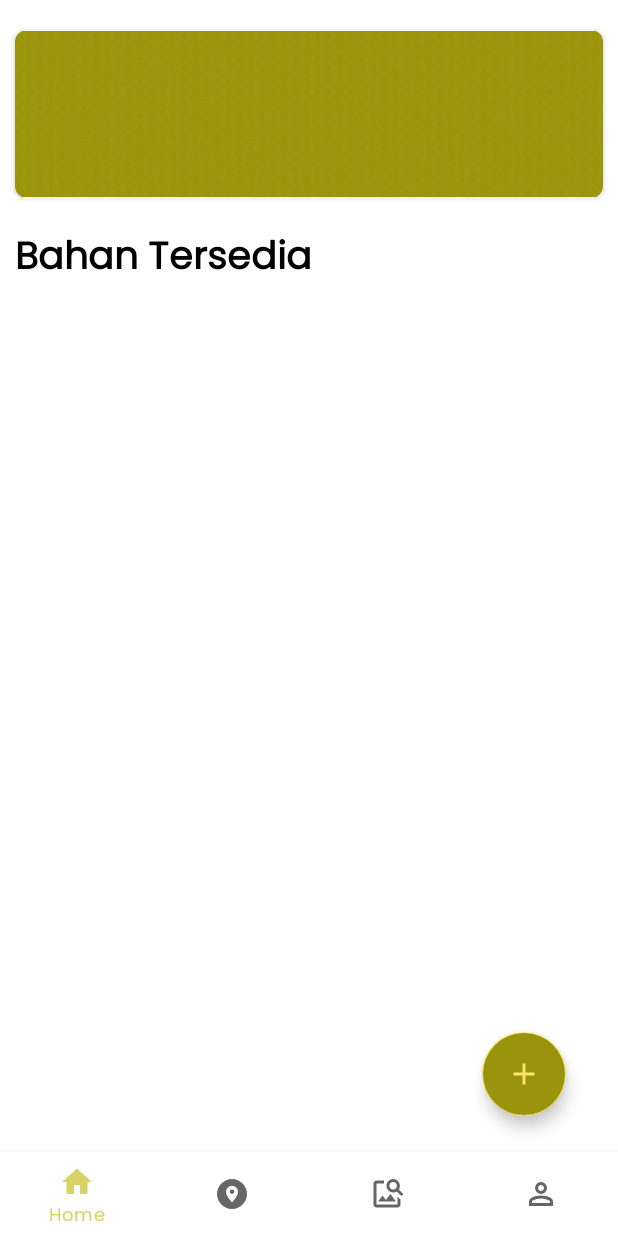
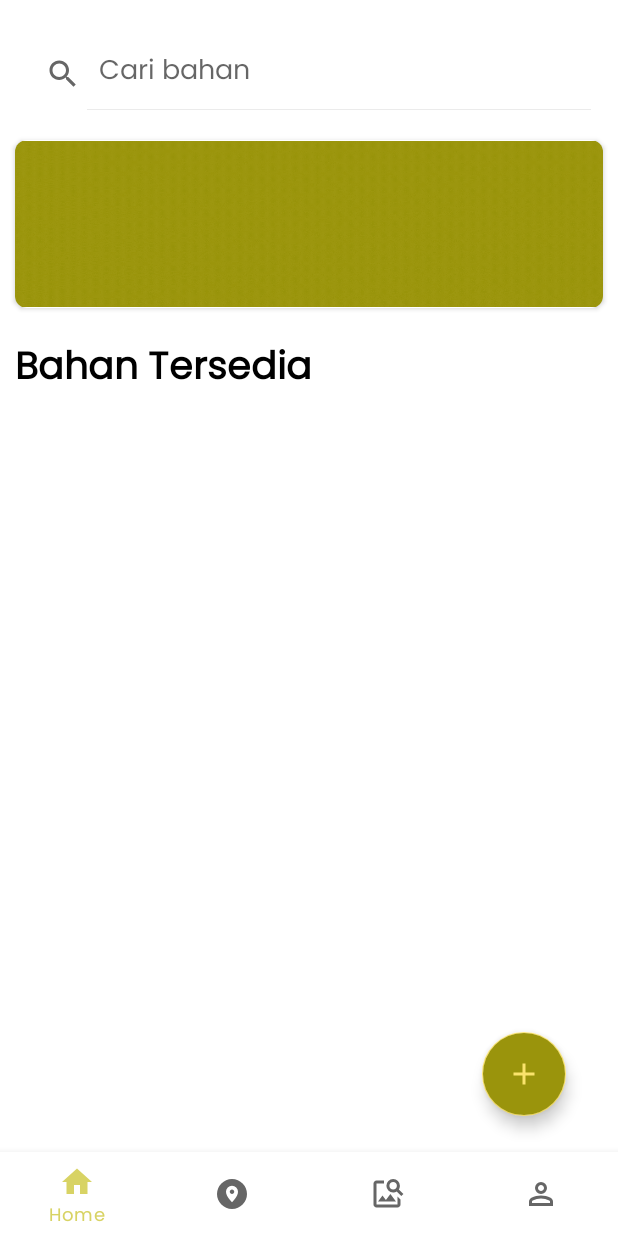
Before and after one commit to tiaak/Product-Capstone-InSwap, an Android app: the HomeFragment screen opened directly, with no data from a screen before it, on a phone screen of 412 x 824 dp. Run offline under Robolectric (Android 15) with nearby library versions, the phone set to English and light mode, and no system bars; our stand-ins replace navigation-ui.

Commit message:
success to implement seach bar

```diff
--- a/app/src/main/java/com/example/inswap/ui/nearby/NearbyMapsFragment.kt
+++ b/app/src/main/java/com/example/inswap/ui/nearby/NearbyMapsFragment.kt
@@ -15,7 +15,7 @@ import com.google.android.gms.maps.SupportMapFragment
 import com.google.android.gms.maps.model.LatLng
 import com.google.android.gms.maps.model.MarkerOptions
 
-class NearbyMapsFragment : Fragment(), OnMapReadyCallback {
+class NearbyMapsFragment : Fragment(){
 
     private lateinit var mMap: GoogleMap
 
@@ -29,6 +29,8 @@ class NearbyMapsFragment : Fragment(), OnMapReadyCallback {
          * install it inside the SupportMapFragment. This method will only be triggered once the
          * user has installed Google Play services and returned to the app.
          */
+        mMap = googleMap
+
         val sydney = LatLng(-34.0, 151.0)
         googleMap.addMarker(MarkerOptions().position(sydney).title("Marker in Sydney"))
         googleMap.moveCamera(CameraUpdateFactory.newLatLng(sydney))
@@ -48,12 +50,12 @@ class NearbyMapsFragment : Fragment(), OnMapReadyCallback {
         mapFragment?.getMapAsync(callback)
     }
 
-    override fun onMapReady(googleMap: GoogleMap) {
-        mMap = googleMap
-
-        mMap.uiSettings.isZoomControlsEnabled = true
-        mMap.uiSettings.isIndoorLevelPickerEnabled = true
-        mMap.uiSettings.isCompassEnabled = true
-        mMap.uiSettings.isMapToolbarEnabled = true
-    }
+//    override fun onMapReady(googleMap: GoogleMap) {
+//        mMap = googleMap
+//
+//        mMap.uiSettings.isZoomControlsEnabled = true
+//        mMap.uiSettings.isIndoorLevelPickerEnabled = true
+//        mMap.uiSettings.isCompassEnabled = true
+//        mMap.uiSettings.isMapToolbarEnabled = true
+//    }
 }
--- a/app/src/main/res/layout/fragment_home.xml
+++ b/app/src/main/res/layout/fragment_home.xml
@@ -11,22 +11,26 @@
 <!--        android:id="@+id/searchBar"-->
 <!--        android:layout_width="0dp"-->
 <!--        android:layout_height="48dp"-->
-<!--        android:layout_marginHorizontal="16dp"-->
+<!--        android:layout_marginHorizontal="10dp"-->
 <!--        android:layout_marginTop="16dp"-->
 <!--        android:hint="@string/searchBar_hint"-->
 <!--        app:layout_constraintEnd_toEndOf="parent"-->
 <!--        app:layout_constraintStart_toStartOf="parent"-->
 <!--        app:layout_constraintTop_toTopOf="parent" />-->
 
-<!--    <com.google.android.material.search.SearchView-->
-<!--        android:id="@+id/searchView"-->
-<!--        android:layout_width="0dp"-->
-<!--        android:layout_height="0dp"-->
-<!--        android:hint="@string/searchBar_hint"-->
-<!--        app:layout_constraintBottom_toBottomOf="parent"-->
-<!--        app:layout_constraintEnd_toEndOf="parent"-->
-<!--        app:layout_constraintStart_toStartOf="parent"-->
-<!--        app:layout_constraintTop_toTopOf="parent" />-->
+    <androidx.appcompat.widget.SearchView
+        android:id="@+id/searchView"
+        android:layout_width="0dp"
+        android:layout_height="48dp"
+        android:layout_marginHorizontal="10dp"
+        android:layout_marginTop="10dp"
+        app:iconifiedByDefault="false"
+        app:queryHint="@string/searchBar_hint"
+        app:layout_constraintBottom_toBottomOf="parent"
+        app:layout_constraintEnd_toEndOf="parent"
+        app:layout_constraintStart_toStartOf="parent"
+        app:layout_constraintTop_toTopOf="parent"
+        app:layout_constraintVertical_bias="0.02"/>
 
     <androidx.cardview.widget.CardView
         android:id="@+id/maggotGif"
@@ -37,7 +41,7 @@
         android:layout_marginHorizontal="10dp"
         app:layout_constraintEnd_toEndOf="parent"
         app:layout_constraintStart_toStartOf="parent"
-        app:layout_constraintTop_toTopOf="parent">
+        app:layout_constraintTop_toBottomOf="@id/searchView">
 
         <pl.droidsonroids.gif.GifImageView
             android:layout_width="match_parent"
@@ -49,14 +53,12 @@
         android:id="@+id/LabelForRV"
         android:layout_width="match_parent"
         android:layout_height="wrap_content"
-        android:layout_marginStart="10dp"
+        android:layout_marginHorizontal="10dp"
         android:layout_marginTop="20dp"
-        android:layout_marginEnd="10dp"
         android:text="@string/bahan_tersedia"
         android:textSize="25sp"
         android:textStyle="bold"
         app:layout_constraintEnd_toEndOf="parent"
-        app:layout_constraintHorizontal_bias="0.0"
         app:layout_constraintStart_toStartOf="parent"
         app:layout_constraintTop_toBottomOf="@id/maggotGif"/>
 
```
